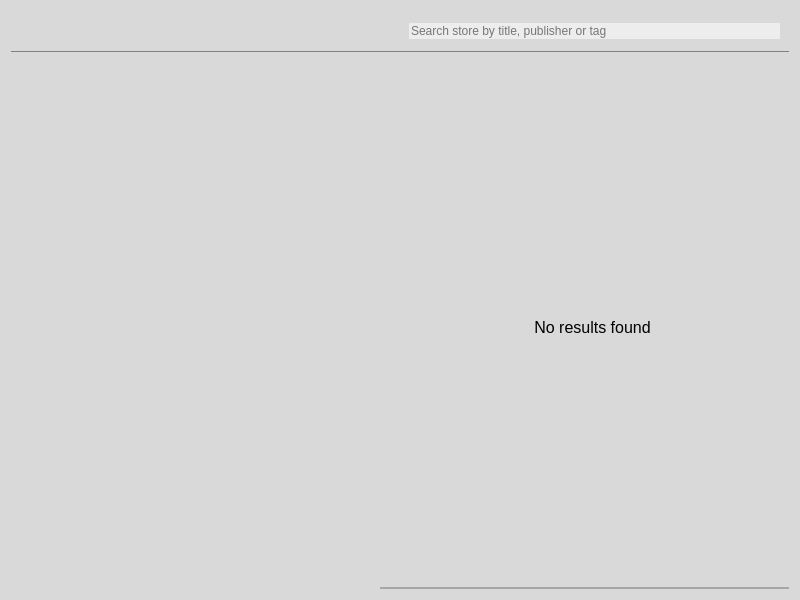
Above: pages/allgamespage.ui from pamugk/nebulae-qt before the change. Below: the same form after it.
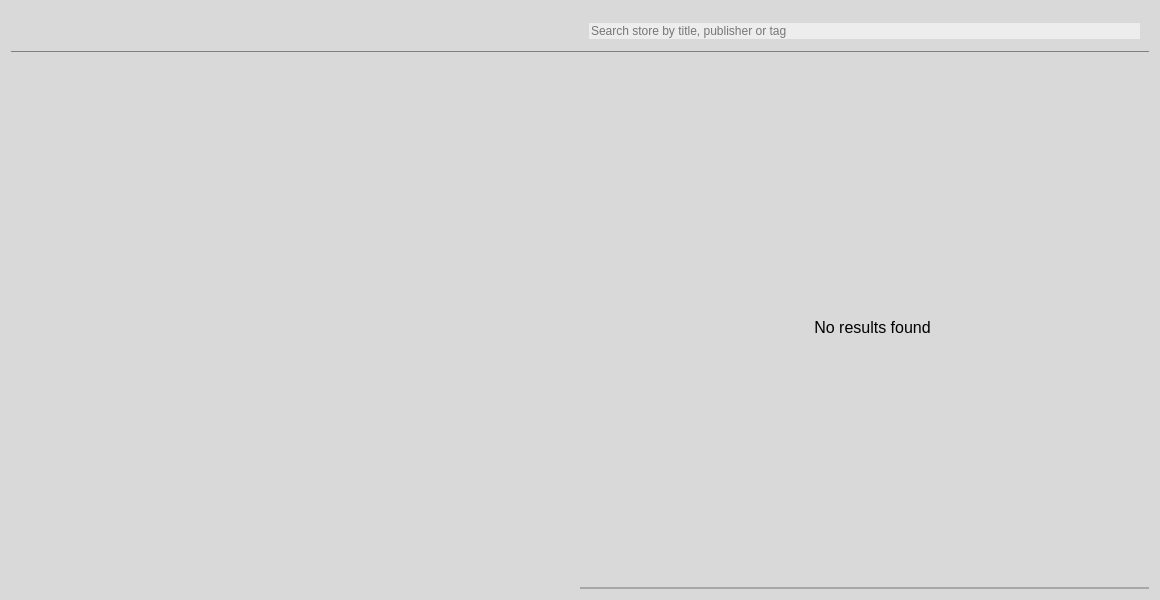
That is the form after the change. Icons and pictures are not drawn.

```diff
--- a/pages/allgamespage.ui
+++ b/pages/allgamespage.ui
@@ -6,7 +6,7 @@
    <rect>
     <x>0</x>
     <y>0</y>
-    <width>800</width>
+    <width>1160</width>
     <height>600</height>
    </rect>
   </property>
@@ -16,6 +16,12 @@
     <verstretch>0</verstretch>
    </sizepolicy>
   </property>
+  <property name="minimumSize">
+   <size>
+    <width>1160</width>
+    <height>0</height>
+   </size>
+  </property>
   <property name="windowTitle">
    <string>Form</string>
   </property>
```
